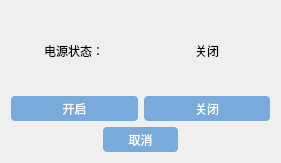
Above: Master/powersupplywidget.ui from L-Jay1999/DistributedTemperatureControlSystem before the change. Below: the same form after it.
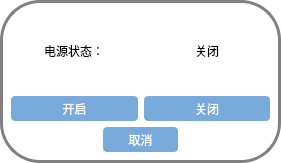
That is the form after the change.

Patch:
```diff
--- a/Master/powersupplywidget.ui
+++ b/Master/powersupplywidget.ui
@@ -14,7 +14,15 @@
    <string>Form</string>
   </property>
   <property name="styleSheet">
-   <string notr="true">QPushButton{
+   <string notr="true">#PowerSupplyWidget{
+
+border: 3px solid gray;
+border-radius: 40px;
+background: white;
+
+}
+
+QPushButton{
         border-radius: 4px;
         border: none;
         width: 75px;
```
